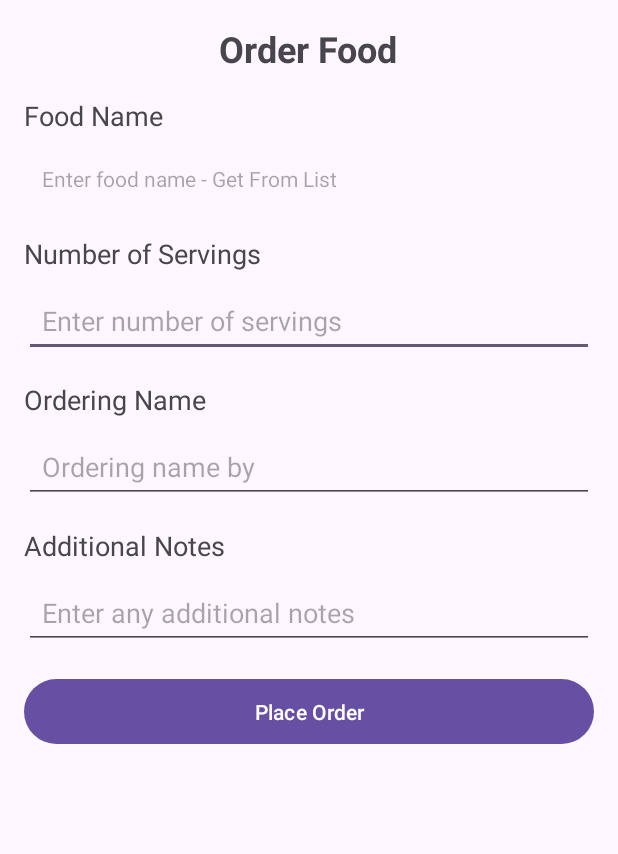
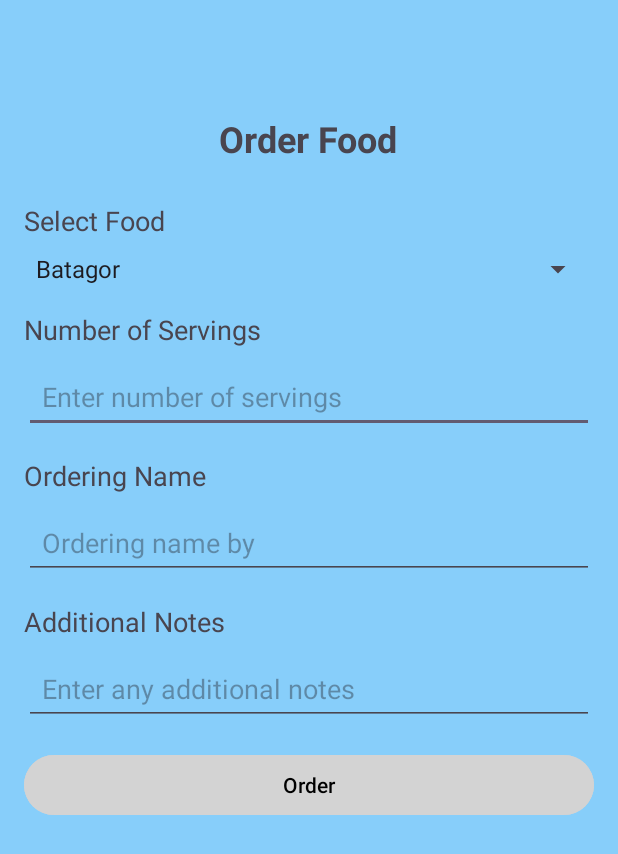
Before and after one commit to markanraihan/Aplikasi-Android-Pemesanan-Makanan, an Android app: the OrderActivity screen opened directly, with no data from a screen before it, on a phone screen of 412 x 824 dp. Shown: the top 854 px of the screen. Run offline under Robolectric (Android 15) with nearby library versions, the phone set to English and light mode, and no system bars.

Commit message:
Update Layout, Button, Logo, dan fitur Select Menu

```diff
--- a/app/src/main/java/lat/pam/utsproject/OrderActivity.kt
+++ b/app/src/main/java/lat/pam/utsproject/OrderActivity.kt
@@ -2,13 +2,12 @@ package lat.pam.utsproject
 
 import android.content.Intent
 import android.os.Bundle
+import android.widget.ArrayAdapter
 import android.widget.Button
 import android.widget.EditText
+import android.widget.Spinner
 import androidx.activity.enableEdgeToEdge
 import androidx.appcompat.app.AppCompatActivity
-import androidx.core.view.ViewCompat
-import androidx.core.view.WindowInsetsCompat
-import android.widget.TextView
 
 class OrderActivity : AppCompatActivity() {
     override fun onCreate(savedInstanceState: Bundle?) {
@@ -16,35 +15,64 @@ class OrderActivity : AppCompatActivity() {
         enableEdgeToEdge()
         setContentView(R.layout.activity_order)
 
+        // Retrieve the food name and description from the Intent
         val foodName = intent.getStringExtra("FOOD_NAME")
         val foodDescription = intent.getStringExtra("FOOD_DESCRIPTION")
 
+        // Initialize EditText and Button
         val etServings: EditText = findViewById(R.id.etServings)
         val etName: EditText = findViewById(R.id.etName)
         val etNotes: EditText = findViewById(R.id.etNotes)
-
         val btnOrder: Button = findViewById(R.id.btnOrder)
 
+        // Initialize Spinner
+        val spinnerFoodOptions: Spinner = findViewById(R.id.spinnerFoodOptions)
 
+        // New data for Spinner (food options)
+        val foodOptions = arrayOf(
+            "Batagor",
+            "Black Salad",
+            "Cappucino",
+            "Cheesecake",
+            "Cireng",
+            "Donut",
+            "Kopi Hitam",
+            "Mie Goreng",
+            "Nasi Goreng",
+            "Sparkling Tea"
+        )
 
-        val tvFoodName: TextView = findViewById(R.id.etFoodName)
-        tvFoodName.text = foodName
+        // Set up ArrayAdapter for the spinner
+        val adapter = ArrayAdapter(this, android.R.layout.simple_spinner_item, foodOptions)
+        adapter.setDropDownViewResource(android.R.layout.simple_spinner_dropdown_item)
+        spinnerFoodOptions.adapter = adapter
 
+        // Set previously selected food item in Spinner
+        foodName?.let {
+            val position = foodOptions.indexOf(it)
+            if (position >= 0) {
+                spinnerFoodOptions.setSelection(position)
+            }
+        }
 
+        // Set up order button click listener
         btnOrder.setOnClickListener {
             val servings = etServings.text.toString()
             val orderingName = etName.text.toString()
             val notes = etNotes.text.toString()
 
+            // Get selected food option from Spinner
+            val selectedFoodOption = spinnerFoodOptions.selectedItem.toString()
 
+            // Create Intent for ConfirmationActivity
             val intent = Intent(this, ConfirmationActivity::class.java).apply {
-                putExtra("FOOD_NAME", foodName)
+                putExtra("FOOD_NAME", selectedFoodOption)
                 putExtra("SERVINGS", servings)
-                putExtra("DESCRIPTION",foodDescription)
+                putExtra("DESCRIPTION", foodDescription)
                 putExtra("ORDERING_NAME", orderingName)
                 putExtra("NOTES", notes)
             }
             startActivity(intent)
-            }
         }
+    }
 }
--- a/app/src/main/res/layout/activity_order.xml
+++ b/app/src/main/res/layout/activity_order.xml
@@ -7,9 +7,9 @@
     android:layout_height="match_parent"
     android:orientation="vertical"
     android:padding="16dp"
-    tools:context=".OrderActivity">
+    tools:context=".OrderActivity"
+    android:background="#87CEFA">
 
-    <!-- Judul Halaman -->
     <TextView
         android:id="@+id/tvTitle"
         android:layout_width="wrap_content"
@@ -18,30 +18,31 @@
         android:textSize="24sp"
         android:textStyle="bold"
         android:layout_gravity="center_horizontal"
-        android:layout_marginBottom="16dp"/>
+        android:layout_marginBottom="16dp"
+        android:paddingTop="60dp"
+        android:paddingBottom="10dp"/>
 
-    <!-- Nama Makanan (Bersumber dari Intent) -->
     <TextView
+        android:id="@+id/tvSelectFood"
         android:layout_width="wrap_content"
         android:layout_height="wrap_content"
-        android:text="Food Name"
+        android:text="Select Food"
         android:textSize="18sp"
         android:layout_marginBottom="8dp"/>
-    <TextView
-        android:id="@+id/etFoodName"
+
+    <Spinner
+        android:id="@+id/spinnerFoodOptions"
         android:layout_width="match_parent"
         android:layout_height="wrap_content"
-        android:hint="Enter food name - Get From List"
-        android:padding="12dp"
-        android:layout_marginBottom="16dp"/>
+        android:layout_marginBottom="16dp" />
 
-    <!-- Input Jumlah Porsi -->
     <TextView
         android:layout_width="wrap_content"
         android:layout_height="wrap_content"
         android:text="Number of Servings"
         android:textSize="18sp"
         android:layout_marginBottom="8dp"/>
+
     <EditText
         android:id="@+id/etServings"
         android:layout_width="match_parent"
@@ -51,13 +52,13 @@
         android:padding="12dp"
         android:layout_marginBottom="16dp"/>
 
-    <!-- Input Nama Pemesan -->
     <TextView
         android:layout_width="wrap_content"
         android:layout_height="wrap_content"
         android:text="Ordering Name"
         android:textSize="18sp"
         android:layout_marginBottom="8dp"/>
+
     <EditText
         android:id="@+id/etName"
         android:layout_width="match_parent"
@@ -66,27 +67,28 @@
         android:padding="12dp"
         android:layout_marginBottom="16dp"/>
 
-    <!-- Input Catatan Tambahan -->
     <TextView
         android:layout_width="wrap_content"
         android:layout_height="wrap_content"
         android:text="Additional Notes"
         android:textSize="18sp"
         android:layout_marginBottom="8dp"/>
+
     <EditText
         android:id="@+id/etNotes"
         android:layout_width="match_parent"
         android:layout_height="wrap_content"
         android:hint="Enter any additional notes"
         android:padding="12dp"
-        android:layout_marginBottom="16dp"/>
+        android:layout_marginBottom="16dp"
+        android:maxLines="3"
+        android:inputType="textMultiLine"/>
 
-    <!-- Tombol Order -->
     <Button
         android:id="@+id/btnOrder"
         android:layout_width="match_parent"
         android:layout_height="wrap_content"
-        android:text="Place Order"
-        android:textColor="@android:color/white"
-        android:padding="12dp"/>
+        android:text="Order"
+        android:textColor="@color/black"
+        android:backgroundTint="@color/light_gray" />
 </LinearLayout>
```
Also changed, not shown: app/src/main/java/lat/pam/utsproject/MainActivity.kt (+19 -8 lines), app/src/main/java/lat/pam/utsproject/RegisterActivity.kt (+38 -8 lines), app/src/main/res/layout/activity_confirmation.xml (+15 -13 lines), app/src/main/res/layout/activity_list_food.xml (+5 -7 lines), app/src/main/res/layout/activity_main.xml (+26 -15 lines), app/src/main/res/layout/activity_register.xml (+35 -27 lines), app/src/main/res/values/colors.xml (+11 -0 lines), app/src/main/res/drawable/logo.png (added).
